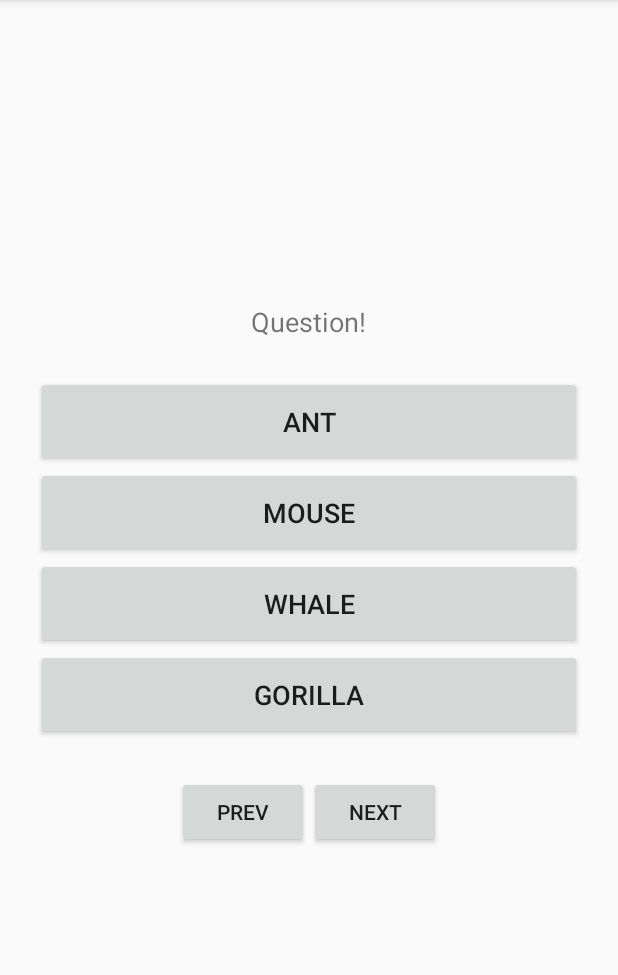
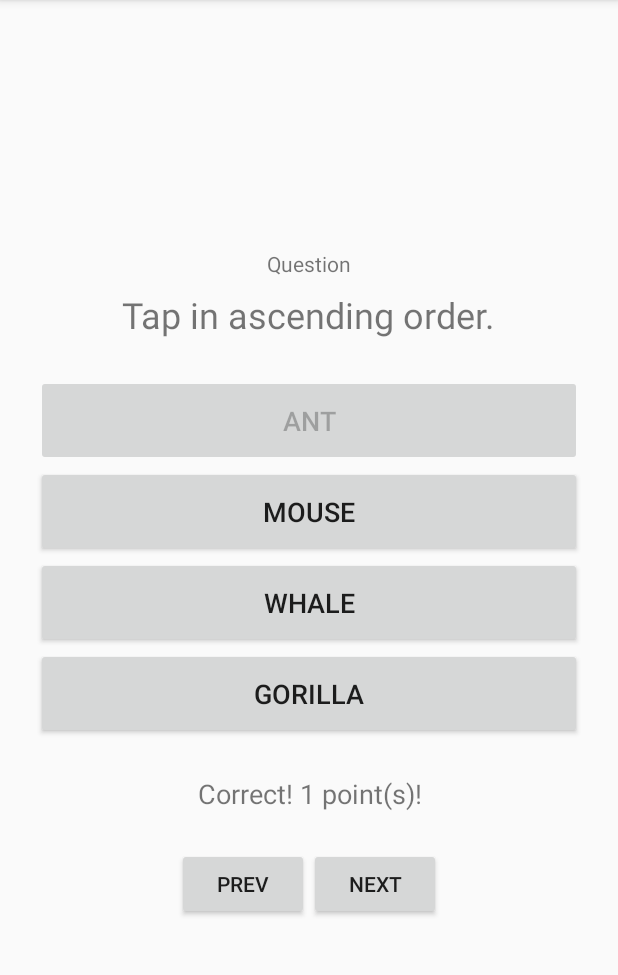
Before and after one commit to Julia0709/ForeQuizApp, an Android app: the screen it shows after launch (MainActivity), after a tap on "ANT", on a phone screen of 412 x 824 dp, the part 84-1059 px from its top. Run offline under Robolectric (Android 15) with nearby library versions, the phone set to English and light mode, and no system bars.

Commit message:
Implement answers

```diff
--- a/app/src/main/java/com/test/forequiz/MainActivity.java
+++ b/app/src/main/java/com/test/forequiz/MainActivity.java
@@ -2,7 +2,9 @@ package com.test.forequiz;
 
 import android.os.Bundle;
 import android.support.v7.app.AppCompatActivity;
+import android.view.View;
 import android.widget.Button;
+import android.widget.TextView;
 
 import java.util.Arrays;
 import java.util.Collections;
@@ -12,6 +14,9 @@ public class MainActivity extends AppCompatActivity {
 
     // array for choices
     String[] QUIZ = {"ant","mouse","gorilla","whale"};
+
+    // initialize correct count
+    int tap = 0;
 
     @Override
     protected void onCreate(Bundle savedInstanceState) {
@@ -28,4 +33,39 @@ public class MainActivity extends AppCompatActivity {
         ((Button)findViewById(R.id.b3)).setText(list.get(3));
     }
 
+    public void onButton(View v){
+        // get text from tapped button
+        String text = ((Button)v).getText().toString();
+
+        // compare with correct answer and display result
+        if(text.equals(QUIZ[tap])){
+
+            // disable tapped button
+            v.setEnabled(false);
+            // count up correct count
+            tap++;
+
+            // display result
+            if(tap >= QUIZ.length){
+
+                // when perfect
+                ((TextView)findViewById(R.id.resultText)).setText("Perfect!!");
+
+            } else {
+
+                ((TextView)findViewById(R.id.resultText)).setText("Correct! " + tap + " point(s)!");
+
+            }
+
+        } else {
+
+            ((TextView)findViewById(R.id.resultText)).setText("Game over");
+            ((Button)findViewById(R.id.b0)).setEnabled(false);
+            ((Button)findViewById(R.id.b1)).setEnabled(false);
+            ((Button)findViewById(R.id.b2)).setEnabled(false);
+            ((Button)findViewById(R.id.b3)).setEnabled(false);
+
+        }
+    }
+
 }
--- a/app/src/main/res/layout/activity_main.xml
+++ b/app/src/main/res/layout/activity_main.xml
@@ -8,19 +8,32 @@
     tools:context=".MainActivity">
 
     <TextView
+        android:id="@+id/questionTitle"
+        android:layout_width="wrap_content"
+        android:layout_height="wrap_content"
+        android:layout_gravity="center_horizontal"
+        android:paddingTop="36dp"
+        android:paddingBottom="8dp"
+        android:text="@string/questionTitle"
+        android:textAlignment="center"
+        android:textSize="14sp" />
+
+    <TextView
         android:id="@+id/questionText"
         android:layout_width="wrap_content"
         android:layout_height="wrap_content"
         android:layout_gravity="center_horizontal"
-        android:padding="24dp"
+        android:paddingBottom="24dp"
         android:text="@string/questionText"
-        android:textSize="18sp" />
+        android:textAlignment="center"
+        android:textSize="24sp" />
 
     <LinearLayout
         android:layout_width="match_parent"
         android:layout_height="wrap_content"
         android:paddingLeft="24dp"
         android:paddingRight="24dp"
+        android:paddingBottom="24dp"
         android:gravity="center"
         android:orientation="vertical">
 
@@ -62,12 +75,22 @@
 
     </LinearLayout>
 
+    <TextView
+        android:id="@+id/resultText"
+        android:layout_width="wrap_content"
+        android:layout_height="wrap_content"
+        android:layout_gravity="center_horizontal"
+        android:text=""
+        android:textAlignment="center"
+        android:textSize="18sp" />
+
     <LinearLayout
         android:layout_width="wrap_content"
         android:layout_height="wrap_content"
+        android:paddingTop="24dp"
+        android:paddingBottom="24dp"
         android:gravity="bottom"
-        android:orientation="horizontal"
-        android:padding="24dp">
+        android:orientation="horizontal">
 
         <Button
             android:id="@+id/prevBtn"
--- a/app/src/main/res/values/strings.xml
+++ b/app/src/main/res/values/strings.xml
@@ -1,8 +1,10 @@
 <resources>
     <string name="app_name">ForeQuiz</string>
 
-    <!-- Question -->
-    <string name="questionText">Question!</string>
+    <!-- TextView -->
+    <string name="resultText">Result</string>
+    <string name="questionTitle">Question</string>
+    <string name="questionText">Tap in ascending order.</string>
 
     <!-- Buttons -->
     <string name="b0">Choice1</string>
```
